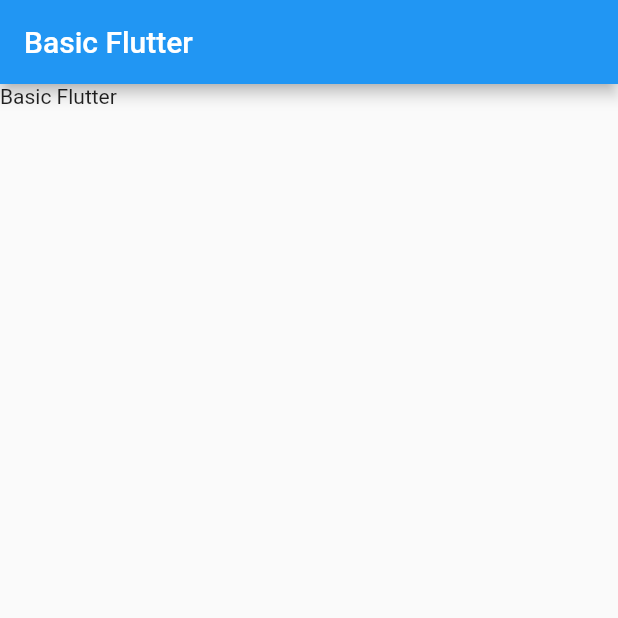
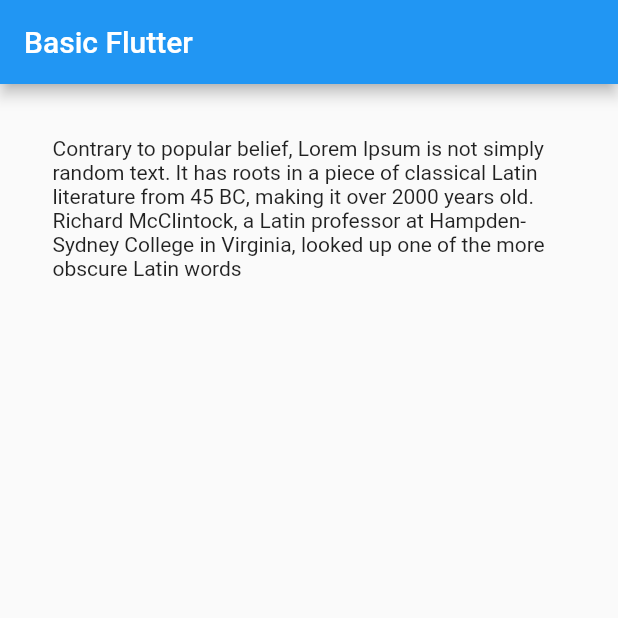
Before and after one commit to manyou66/BasicFlutter_13nov18, a Flutter app: the screen it shows after launch, on a phone screen of 412 x 824 dp, the top half of it. Run offline on Flutter 3.47's test engine with Material 2 defaults, Android fonts, the phone set to English and light mode, and no system bars.

Commit message:
Padding Understood

```diff
--- a/lib/main.dart
+++ b/lib/main.dart
@@ -7,16 +7,22 @@ void main() {
 class MyApp extends StatelessWidget {
 // Explicit
   var titleName = 'Basic Flutter';
+  var messageString = 'Contrary to popular belief, Lorem Ipsum is not simply random text. It has roots in a piece of classical Latin literature from 45 BC, making it over 2000 years old. Richard McClintock, a Latin professor at Hampden-Sydney College in Virginia, looked up one of the more obscure Latin words';
+  var paddingDouble = 35.0;
+
 
   @override
   Widget build(BuildContext context) {
+
+    Widget widgetTextMessage = new Container(padding: new EdgeInsets.all(paddingDouble) ,child: new Text(messageString),);
+
     return new MaterialApp(
       title: titleName,
       home: new Scaffold(
         appBar: new AppBar(
           title: new Text(titleName),
         ),
-        body: new Text(titleName),
+        body: widgetTextMessage,
       ),
     );
   }
```
